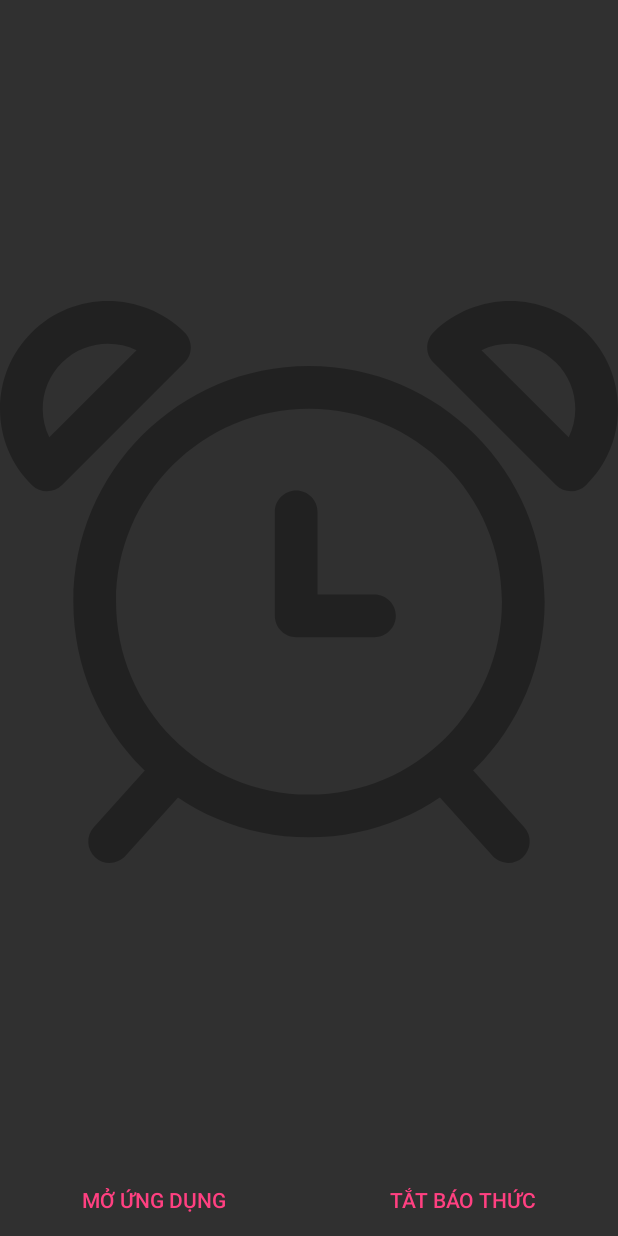
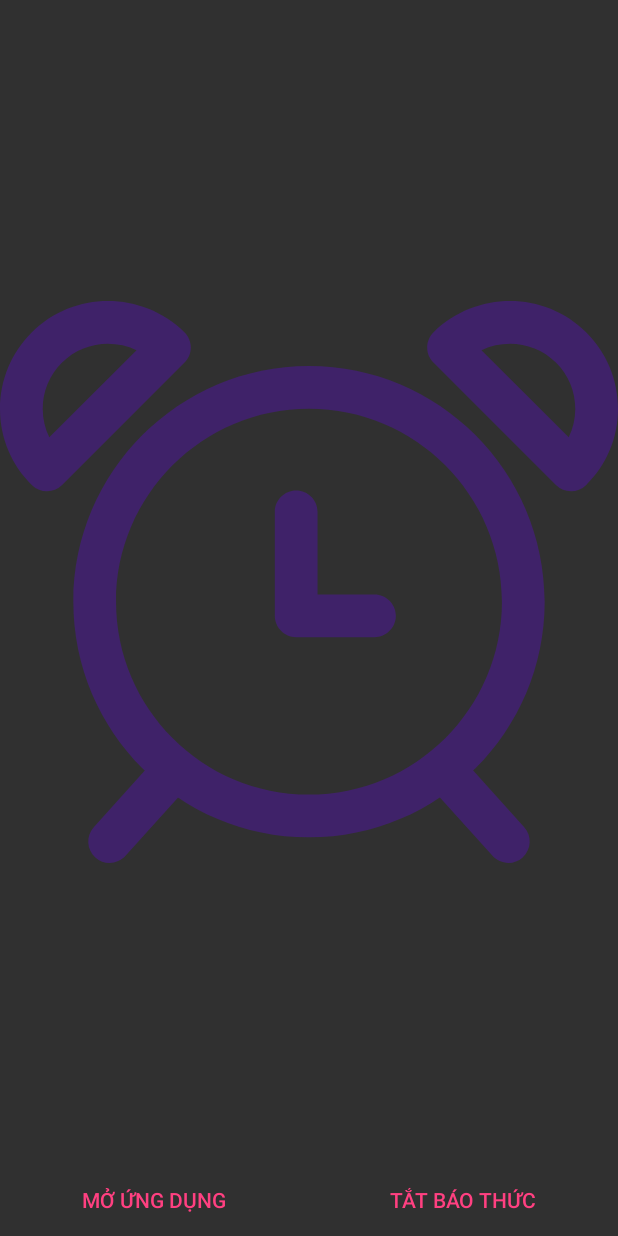
Before and after one commit to Nguyen-Dinh-Sang/Android_Alarm, an Android app: the AlarmLandingPageFragment screen opened directly, with no data from a screen before it, on a phone screen of 412 x 824 dp. Run offline under Robolectric (Android 15) with nearby library versions, the phone set to English and light mode, and no system bars.

Commit message:
Alarm-DinhSang: fix 1

```diff
--- a/app/src/main/res/layout/fragment_alarm_landing_page.xml
+++ b/app/src/main/res/layout/fragment_alarm_landing_page.xml
@@ -2,7 +2,6 @@
 <LinearLayout xmlns:android="http://schemas.android.com/apk/res/android"
     android:layout_width="match_parent"
     android:layout_height="match_parent"
-    xmlns:tools="http://schemas.android.com/tools"
     xmlns:app="http://schemas.android.com/apk/res-auto"
     android:orientation="vertical">
 
@@ -12,7 +11,8 @@
         android:layout_weight="1"
         android:alpha="0.3"
         app:srcCompat="@drawable/ic_alarm_clock"
-        android:scaleType="fitCenter"/>
+        android:scaleType="fitCenter"
+        app:tint="@color/purple_500" />
 
     <LinearLayout
         android:layout_width="match_parent"
@@ -27,7 +27,6 @@
             android:layout_height="wrap_content"
             android:layout_weight="1"
             android:text="Mở Ứng Dụng"
-            tools:text="Load Main Activity"
             style="@style/Base.Widget.AppCompat.Button.Borderless.Colored" />
 
         <Button
@@ -36,7 +35,6 @@
             android:layout_height="wrap_content"
             android:layout_weight="1"
             android:text="Tắt Báo Thức"
-            tools:text="Dismiss"
             style="@style/Base.Widget.AppCompat.Button.Borderless.Colored" />
 
     </LinearLayout>
```
Also changed, not shown: 1 other file.
